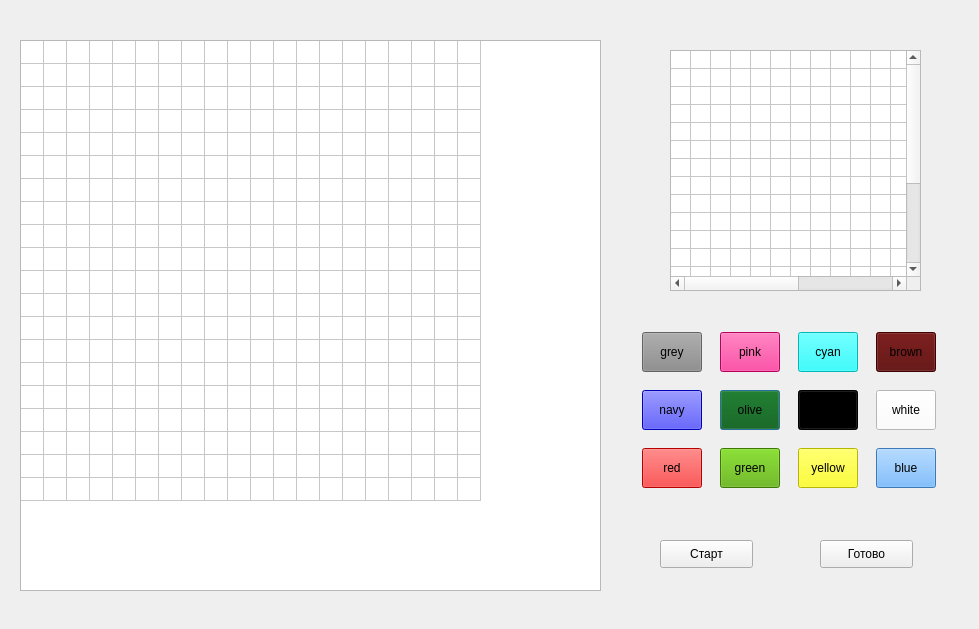
Qt form src/Mosaic/mosaic.ui (Klaasibub/Evo) before a commit.
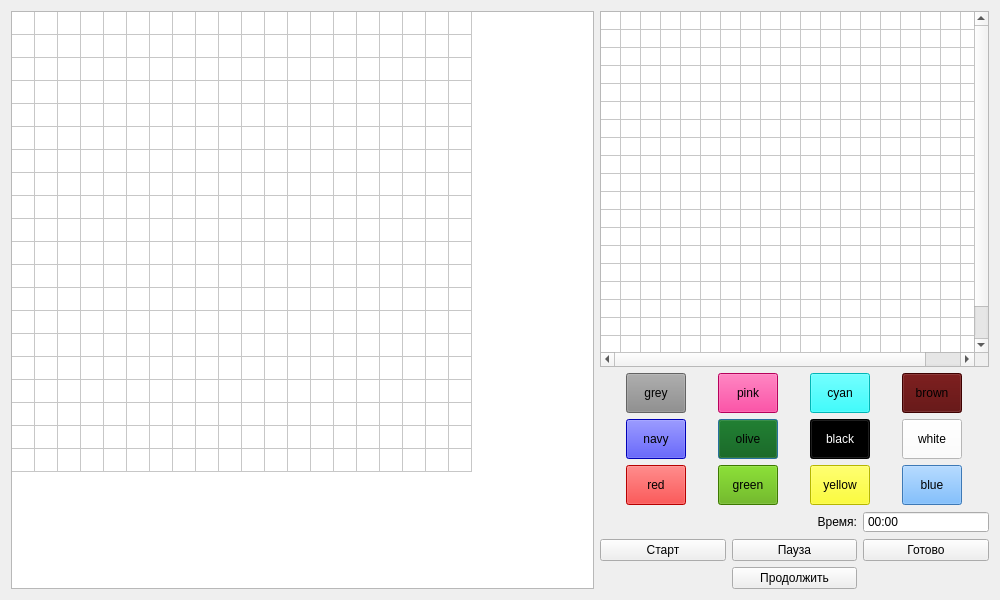
The same form after that commit.

Commit message: Created table of records for Mosaic game.

Patch:
```diff
--- a/src/Mosaic/mosaic.ui
+++ b/src/Mosaic/mosaic.ui
@@ -6,25 +6,27 @@
    <rect>
     <x>0</x>
     <y>0</y>
-    <width>979</width>
-    <height>629</height>
+    <width>1000</width>
+    <height>600</height>
    </rect>
   </property>
+  <property name="minimumSize">
+   <size>
+    <width>1000</width>
+    <height>600</height>
+   </size>
+  </property>
   <property name="windowTitle">
    <string>Dialog</string>
   </property>
   <property name="sizeGripEnabled">
    <bool>false</bool>
   </property>
+  <layout class="QGridLayout" name="gridLayout_4">
+   <item row="1" column="0">
+    <layout class="QGridLayout" name="gridLayout_3" rowstretch="0" columnstretch="3,2">
+     <item row="0" column="0">
   <widget class="QTableWidget" name="fieldBig">
-   <property name="geometry">
-    <rect>
-     <x>20</x>
-     <y>40</y>
-     <width>581</width>
-     <height>551</height>
-    </rect>
-   </property>
    <property name="selectionMode">
     <enum>QAbstractItemView::NoSelection</enum>
    </property>
@@ -93,15 +95,11 @@
    <column/>
    <column/>
   </widget>
+     </item>
+     <item row="0" column="1">
+      <layout class="QVBoxLayout" name="verticalLayout" stretch="7,3,1">
+       <item>
   <widget class="QTableWidget" name="fieldSmall">
-   <property name="geometry">
-    <rect>
-     <x>670</x>
-     <y>50</y>
-     <width>251</width>
-     <height>241</height>
-    </rect>
-   </property>
    <property name="selectionMode">
     <enum>QAbstractItemView::NoSelection</enum>
    </property>
@@ -170,15 +168,8 @@
    <column/>
    <column/>
   </widget>
-  <widget class="QWidget" name="gridLayoutWidget">
-   <property name="geometry">
-    <rect>
-     <x>630</x>
-     <y>320</y>
-     <width>321</width>
-     <height>181</height>
-    </rect>
-   </property>
+       </item>
+       <item>
    <layout class="QGridLayout" name="gridLayout">
     <property name="sizeConstraint">
      <enum>QLayout::SetDefaultConstraint</enum>
@@ -308,7 +299,7 @@
        </size>
       </property>
       <property name="styleSheet">
-       <string notr="true">background-color:rgb(0, 0, 0)</string>
+            <string notr="true">background-color:rgb(0, 0, 0); color: rgb(255,255,255);</string>
       </property>
       <property name="text">
        <string>black</string>
@@ -448,33 +439,69 @@
      </widget>
     </item>
    </layout>
-  </widget>
-  <widget class="QPushButton" name="readyBt">
-   <property name="geometry">
-    <rect>
-     <x>820</x>
-     <y>540</y>
-     <width>93</width>
-     <height>28</height>
-    </rect>
-   </property>
+       </item>
+       <item>
+        <layout class="QGridLayout" name="gridLayout_2" rowstretch="1,1,1" columnstretch="1,1,1">
+         <item row="0" column="1">
+          <widget class="QLabel" name="timeLabel">
    <property name="text">
-    <string>Готово</string>
-   </property>
-  </widget>
+            <string>Время:</string>
+           </property>
+           <property name="alignment">
+            <set>Qt::AlignRight|Qt::AlignTrailing|Qt::AlignVCenter</set>
+           </property>
+          </widget>
+         </item>
+         <item row="1" column="0">
   <widget class="QPushButton" name="startBt">
-   <property name="geometry">
-    <rect>
-     <x>660</x>
-     <y>540</y>
-     <width>93</width>
-     <height>28</height>
-    </rect>
-   </property>
    <property name="text">
     <string>Старт</string>
    </property>
   </widget>
+         </item>
+         <item row="1" column="2">
+          <widget class="QPushButton" name="readyBt">
+           <property name="text">
+            <string>Готово</string>
+           </property>
+          </widget>
+         </item>
+         <item row="1" column="1">
+          <widget class="QPushButton" name="pauseBt">
+           <property name="text">
+            <string>Пауза</string>
+           </property>
+          </widget>
+         </item>
+         <item row="2" column="1">
+          <widget class="QPushButton" name="restartBt">
+           <property name="text">
+            <string>Продолжить</string>
+           </property>
+          </widget>
+         </item>
+         <item row="0" column="2">
+          <widget class="QTimeEdit" name="timeEdit">
+           <property name="styleSheet">
+            <string notr="true">#timeEdit:disabled {
+    color:black;
+}</string>
+           </property>
+           <property name="buttonSymbols">
+            <enum>QAbstractSpinBox::NoButtons</enum>
+           </property>
+           <property name="displayFormat">
+            <string>mm:ss</string>
+           </property>
+          </widget>
+         </item>
+        </layout>
+       </item>
+      </layout>
+     </item>
+    </layout>
+   </item>
+  </layout>
  </widget>
  <resources/>
  <connections/>
```
Lines whose indentation alone changed are shown as unchanged. The commit also changes 9 other files.
